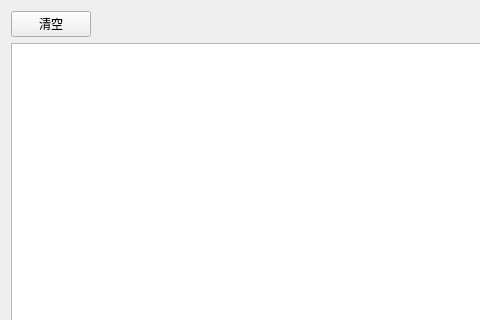
First picture: the form in src/app/view/businessform/candebugform.ui, repository nealwang123/template2, before the edit; both pictures show x 0 to 480 and y 0 to 320 of the 635 by 471 pixel window.
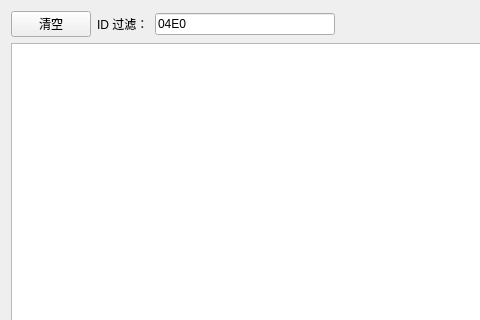
Second picture: the form after the edit.

What changed in the file:
```diff
--- a/src/app/view/businessform/candebugform.ui
+++ b/src/app/view/businessform/candebugform.ui
@@ -23,6 +23,20 @@
        </property>
       </widget>
      </item>
+     <item>
+      <widget class="QLabel" name="label">
+       <property name="text">
+        <string>ID 过滤：</string>
+       </property>
+      </widget>
+     </item>
+     <item>
+      <widget class="QLineEdit" name="lineEdit_FilterText">
+       <property name="text">
+        <string>04E0</string>
+       </property>
+      </widget>
+     </item>
      <item>
       <spacer name="horizontalSpacer">
        <property name="orientation">
```
